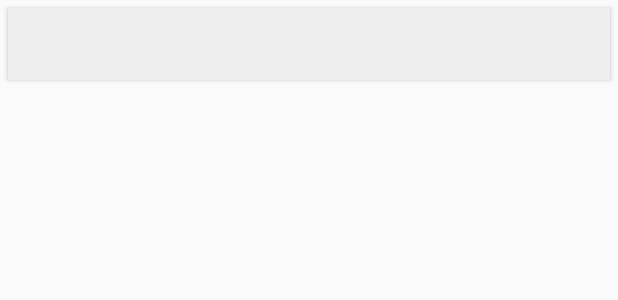
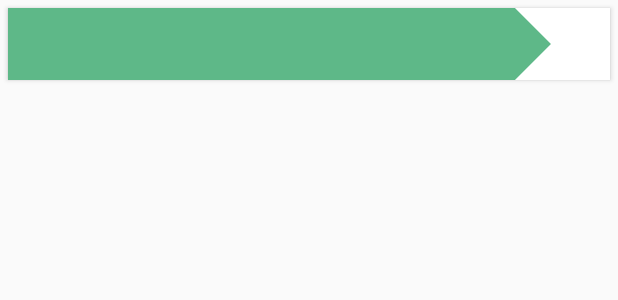
Before and after one commit to yeuchi/PopularMovieStage2, an Android app: the layout recycler_list_item.xml on its own in the app's theme, with its tools: preview values and no code run, on a phone screen of 412 x 824 dp. Shown: the top 300 px of the screen. Run offline under Robolectric (Android 15) with nearby library versions, the phone set to English and light mode, and no system bars.

Commit message:
arrow_shape on buttons
Add arrow_shape to trailer + review buttons.

```diff
--- /dev/null
+++ b/app/src/main/res/drawable/arrow_shape.xml
@@ -0,0 +1,43 @@
+<?xml version="1.0" encoding="UTF-8"?>
+<layer-list xmlns:android="http://schemas.android.com/apk/res/android" >
+
+    <!-- Colored rectangle-->
+    <item>
+        <shape android:shape="rectangle">
+            <size
+                android:width="180dp"
+                android:height="40dp" />
+            <solid android:color="#5EB888" />
+            <corners android:radius="0dp"/>
+        </shape>
+    </item>
+
+    <!-- This rectangle for the top arrow edge -->
+    <!-- Its color should be the same as the layout's background -->
+    <item
+        android:top="-400dp"
+        android:bottom="65dp"
+        android:right="-400dp">
+        <rotate
+            android:fromDegrees="45">
+            <shape android:shape="rectangle">
+                <solid android:color="#ffffff" />
+            </shape>
+        </rotate>
+    </item>
+
+    <!-- This rectangle for the lower arrow edge -->
+    <!-- Its color should be the same as the layout's background -->
+
+    <item
+        android:top="65dp"
+        android:bottom="-400dp"
+        android:right="-400dp">
+        <rotate
+            android:fromDegrees="-45">
+            <shape android:shape="rectangle">
+                <solid android:color="#ffffff" />
+            </shape>
+        </rotate>
+    </item>
+</layer-list>
--- a/app/src/main/res/layout/recycler_list_item.xml
+++ b/app/src/main/res/layout/recycler_list_item.xml
@@ -1,6 +1,6 @@
 <?xml version="1.0" encoding="utf-8"?>
 <LinearLayout xmlns:android="http://schemas.android.com/apk/res/android"
-    android:orientation="vertical"
+    android:orientation="horizontal"
     android:layout_width="match_parent"
     android:layout_height="wrap_content">
 
@@ -11,6 +11,7 @@
         android:autoLink="web"
         android:layout_margin="5dp"
         android:padding="10dp"
-        android:background="#EEEEEE"/>
+        android:background="@drawable/arrow_shape"
+        android:gravity="left"/>
 
 </LinearLayout>
```
Also changed, not shown: 26 other files.
